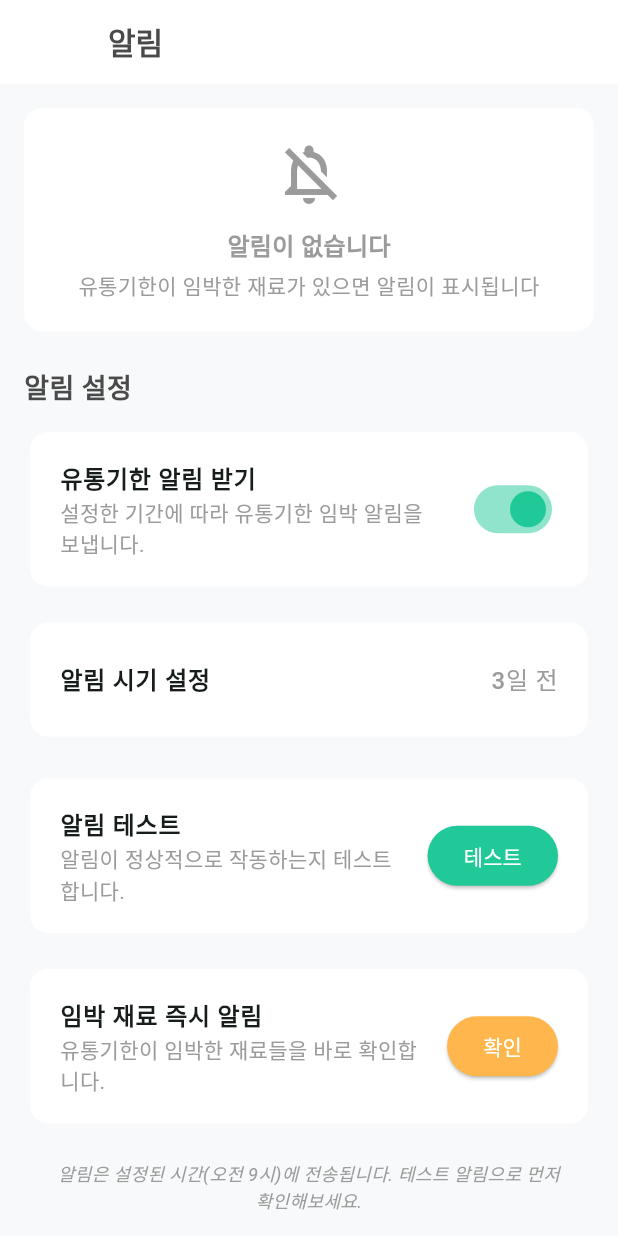
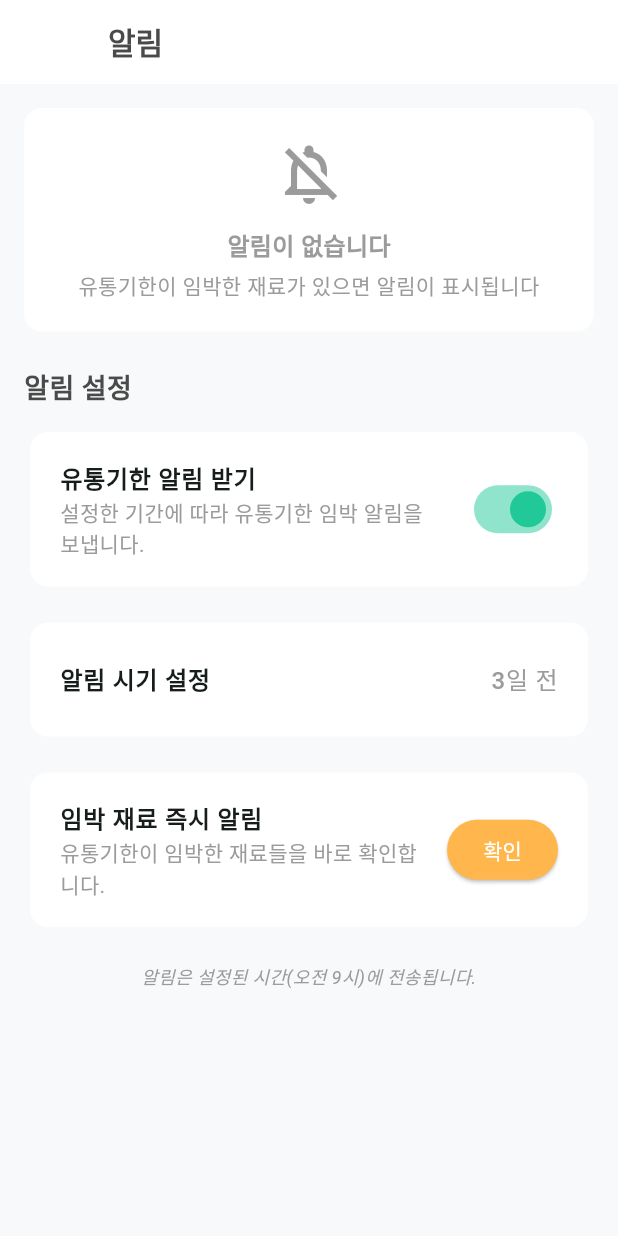
Before and after one commit to GitLeeGH/take_care_refrigerator, a Flutter app: the NotificationsPage screen opened directly, on a phone screen of 412 x 824 dp. Run offline on Flutter 3.47's test engine with Material 3 defaults, Android fonts, the phone set to English and light mode, and no system bars; our stand-ins replace app_links, cached_network_image, flutter_dotenv, flutter_local_notifications, flutter_markdown, flutter_riverpod and 5 more; missing offline and left inert: kakao_flutter_sdk_user; accounts and stored records are empty.

Commit message:
refactor: 알림 페이지에서 알림 테스트 기능 제거
- 알림 테스트 버튼 및 관련 기능 제거
- 테스트 알림 관련 안내 텍스트 정리
- UI 간소화로 사용자 경험 개선

```diff
--- a/lib/src/pages/notifications_page.dart
+++ b/lib/src/pages/notifications_page.dart
@@ -225,47 +225,6 @@ class NotificationsPage extends ConsumerWidget {
               },
             ),
           ),
-          const SizedBox(height: 20),
-          // 테스트 알림 버튼 추가
-          Card(
-            elevation: 0,
-            color: Colors.white,
-            shape: RoundedRectangleBorder(
-              borderRadius: BorderRadius.circular(12),
-            ),
-            child: ListTile(
-              contentPadding: const EdgeInsets.symmetric(
-                horizontal: 20,
-                vertical: 10,
-              ),
-              title: const Text(
-                '알림 테스트',
-                style: TextStyle(fontWeight: FontWeight.w600),
-              ),
-              subtitle: const Text(
-                '알림이 정상적으로 작동하는지 테스트합니다.',
-                style: TextStyle(color: mediumGray),
-              ),
-              trailing: ElevatedButton(
-                onPressed: () async {
-                  final notificationService = await ref.read(
-                    notificationServiceProvider.future,
-                  );
-                  await notificationService.showTestNotification();
-                  if (context.mounted) {
-                    ScaffoldMessenger.of(context).showSnackBar(
-                      const SnackBar(content: Text('테스트 알림을 전송했습니다!')),
-                    );
-                  }
-                },
-                style: ElevatedButton.styleFrom(
-                  backgroundColor: accentColor,
-                  foregroundColor: Colors.white,
-                ),
-                child: const Text('테스트'),
-              ),
-            ),
-          ),
           const SizedBox(height: 16),
           // 임박 재료 즉시 알림 버튼
           Card(
@@ -341,7 +300,7 @@ class NotificationsPage extends ConsumerWidget {
           const Padding(
             padding: EdgeInsets.symmetric(horizontal: 16.0),
             child: Text(
-              '알림은 설정된 시간(오전 9시)에 전송됩니다. 테스트 알림으로 먼저 확인해보세요.',
+              '알림은 설정된 시간(오전 9시)에 전송됩니다.',
               style: TextStyle(
                 color: mediumGray,
                 fontStyle: FontStyle.italic,
```
